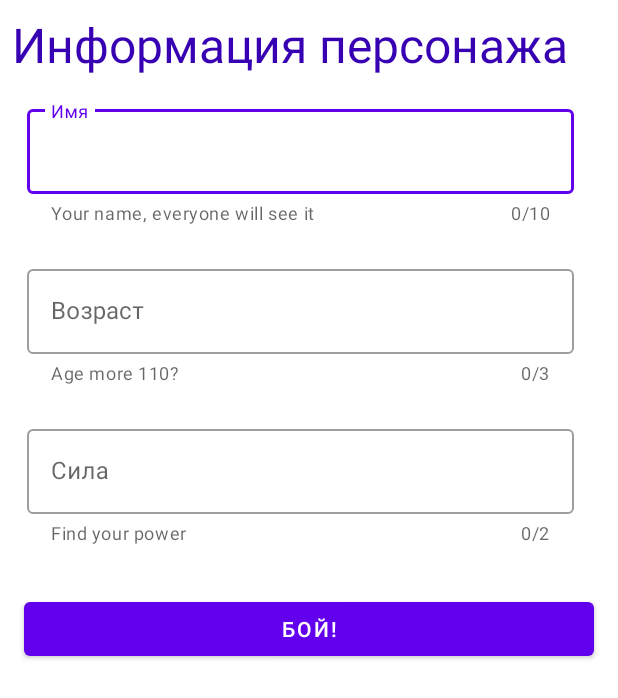
After one commit to parkanqwq/WorldIsHere, an Android app: the layout activity_edit_person.xml on its own in the app's theme, with its tools: preview values and no code run, on a phone screen of 412 x 824 dp. The commit adds this screen. Shown: the top 698 px of the screen. Run offline under Robolectric (Android 15) with nearby library versions, the phone set to English and light mode, and no system bars.

Commit message:
Проверяй задание 1

```diff
--- a/app/build.gradle
+++ b/app/build.gradle
@@ -30,6 +30,10 @@ android {
     kotlinOptions {
         jvmTarget = '1.8'
     }
+
+    buildFeatures {
+        viewBinding true
+    }
 }
 
 dependencies {
--- a/app/src/main/AndroidManifest.xml
+++ b/app/src/main/AndroidManifest.xml
@@ -9,7 +9,7 @@
         android:roundIcon="@mipmap/ic_launcher_round"
         android:supportsRtl="true"
         android:theme="@style/Theme.WorldIsHere" >
-        <activity android:name=".MainActivity" >
+        <activity android:name=".ui.EditPersonInfoActivity" >
             <intent-filter>
                 <action android:name="android.intent.action.MAIN" />
 
--- /dev/null
+++ b/app/src/main/res/layout/activity_edit_person.xml
@@ -0,0 +1,113 @@
+<?xml version="1.0" encoding="utf-8"?>
+<FrameLayout
+    xmlns:android="http://schemas.android.com/apk/res/android"
+    xmlns:tools="http://schemas.android.com/tools"
+    xmlns:app="http://schemas.android.com/apk/res-auto"
+    android:layout_width="match_parent"
+    android:layout_height="match_parent"
+    android:orientation="vertical"
+    android:id="@+id/layout_info_person"
+    tools:context=".ui.EditPersonInfoActivity">
+
+    <ProgressBar
+            android:id="@+id/progress_bar"
+            style="?android:attr/progressBarStyle"
+            android:layout_width="wrap_content"
+            android:layout_height="wrap_content"
+            android:layout_gravity="center"
+            android:visibility="gone" />
+
+        <ScrollView
+            android:layout_width="match_parent"
+            android:layout_height="match_parent">
+
+            <LinearLayout
+                android:layout_width="match_parent"
+                android:layout_height="wrap_content"
+                android:padding="@dimen/dimen_layout_margin_8dp"
+                android:orientation="vertical">
+
+                <androidx.appcompat.widget.AppCompatTextView
+                    android:layout_width="match_parent"
+                    android:layout_height="wrap_content"
+                    android:layout_marginBottom="@dimen/dimen_16dp"
+                    android:text="@string/person_info"
+                    android:textColor="@color/purple_700"
+                    android:textSize="@dimen/dimen_header_text_32sp" />
+
+                <com.google.android.material.textfield.TextInputLayout
+                    style="@style/Widget.MaterialComponents.TextInputLayout.OutlinedBox"
+                    android:layout_width="match_parent"
+                    android:layout_height="wrap_content"
+                    android:layout_marginEnd="11dp"
+                    android:layout_marginBottom="24dp"
+                    android:hint="@string/name"
+                    android:paddingStart="10dp"
+                    android:paddingEnd="10dp"
+                    app:counterEnabled="true"
+                    app:counterMaxLength="10"
+                    app:endIconCheckable="true"
+                    app:endIconMode="custom"
+                    app:helperText="Your name, everyone will see it">
+
+                    <com.google.android.material.textfield.TextInputEditText
+                        android:id="@+id/name_person"
+                        android:layout_width="match_parent"
+                        android:layout_height="wrap_content"
+                        android:inputType="text" />
+                </com.google.android.material.textfield.TextInputLayout>
+
+                <com.google.android.material.textfield.TextInputLayout
+                    style="@style/Widget.MaterialComponents.TextInputLayout.OutlinedBox"
+                    android:layout_width="match_parent"
+                    android:layout_height="wrap_content"
+                    android:layout_marginEnd="11dp"
+                    android:layout_marginBottom="24dp"
+                    android:hint="@string/age"
+                    android:paddingStart="10dp"
+                    android:paddingEnd="10dp"
+                    app:counterEnabled="true"
+                    app:counterMaxLength="3"
+                    app:endIconCheckable="true"
+                    app:endIconMode="custom"
+                    app:helperText="Age more 110?">
+
+                    <com.google.android.material.textfield.TextInputEditText
+                        android:id="@+id/age_person"
+                        android:layout_width="match_parent"
+                        android:layout_height="wrap_content"
+                        android:inputType="number" />
+                </com.google.android.material.textfield.TextInputLayout>
+
+                <com.google.android.material.textfield.TextInputLayout
+                    style="@style/Widget.MaterialComponents.TextInputLayout.OutlinedBox"
+                    android:layout_width="match_parent"
+                    android:layout_height="wrap_content"
+                    android:layout_marginEnd="11dp"
+                    android:layout_marginBottom="24dp"
+                    android:hint="@string/power"
+                    android:paddingStart="10dp"
+                    android:paddingEnd="10dp"
+                    app:counterEnabled="true"
+                    app:counterMaxLength="2"
+                    app:endIconCheckable="true"
+                    app:endIconMode="custom"
+                    app:helperText="Find your power">
+
+                    <com.google.android.material.textfield.TextInputEditText
+                        android:id="@+id/power_person"
+                        android:layout_width="match_parent"
+                        android:layout_height="wrap_content"
+                        android:inputType="number" />
+                </com.google.android.material.textfield.TextInputLayout>
+
+                <Button
+                    android:id="@+id/btn_registration"
+                    android:layout_width="match_parent"
+                    android:layout_height="wrap_content"
+                    android:layout_margin="@dimen/dimen_layout_margin_8dp"
+                    android:text="@string/fight" />
+
+            </LinearLayout>
+        </ScrollView>
+</FrameLayout>
--- /dev/null
+++ b/app/src/main/res/values/dimens.xml
@@ -0,0 +1,7 @@
+<?xml version="1.0" encoding="utf-8"?>
+<resources>
+    <dimen name="dimen_16dp">16dp</dimen>
+    <dimen name="dimen_10dp">10dp</dimen>
+    <dimen name="dimen_layout_margin_8dp">8dp</dimen>
+    <dimen name="dimen_header_text_32sp">32sp</dimen>
+</resources>
--- a/app/src/main/res/values/strings.xml
+++ b/app/src/main/res/values/strings.xml
@@ -1,3 +1,8 @@
 <resources>
     <string name="app_name">World Is Here</string>
+    <string name="person_info">Информация персонажа</string>
+    <string name="name">Имя</string>
+    <string name="age">Возраст</string>
+    <string name="power">Сила</string>
+    <string name="fight">Бой!</string>
 </resources>
```
Also changed, not shown: app/src/main/java/com/kalabukhov/app/worldishere/MainActivity.kt (deleted, +0 -11 lines), app/src/main/java/com/kalabukhov/app/worldishere/domain/PersonModel.kt (added, +8 -0 lines), app/src/main/java/com/kalabukhov/app/worldishere/impl/PersonDB.kt (added, +13 -0 lines), app/src/main/java/com/kalabukhov/app/worldishere/ui/EditPersonContract.kt (added, +26 -0 lines), app/src/main/java/com/kalabukhov/app/worldishere/ui/EditPersonInfoActivity.kt (added, +102 -0 lines), app/src/main/java/com/kalabukhov/app/worldishere/ui/EditPersonPresenter.kt (added, +56 -0 lines), app/src/main/res/layout/activity_main.xml (deleted, +0 -18 lines).
